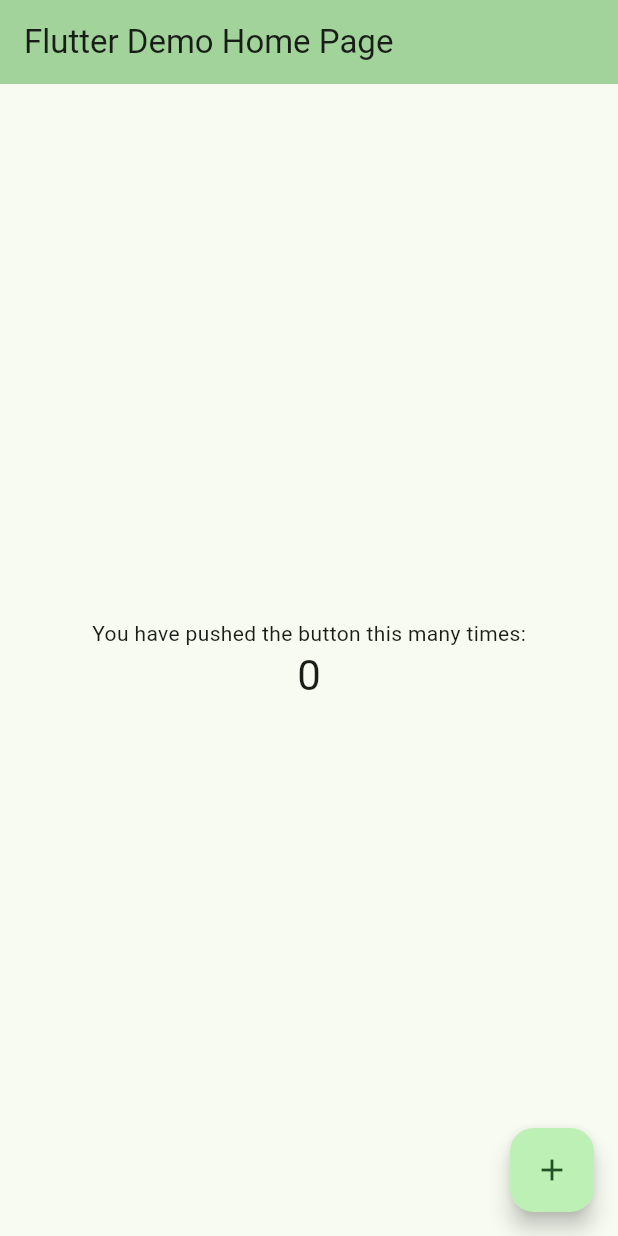
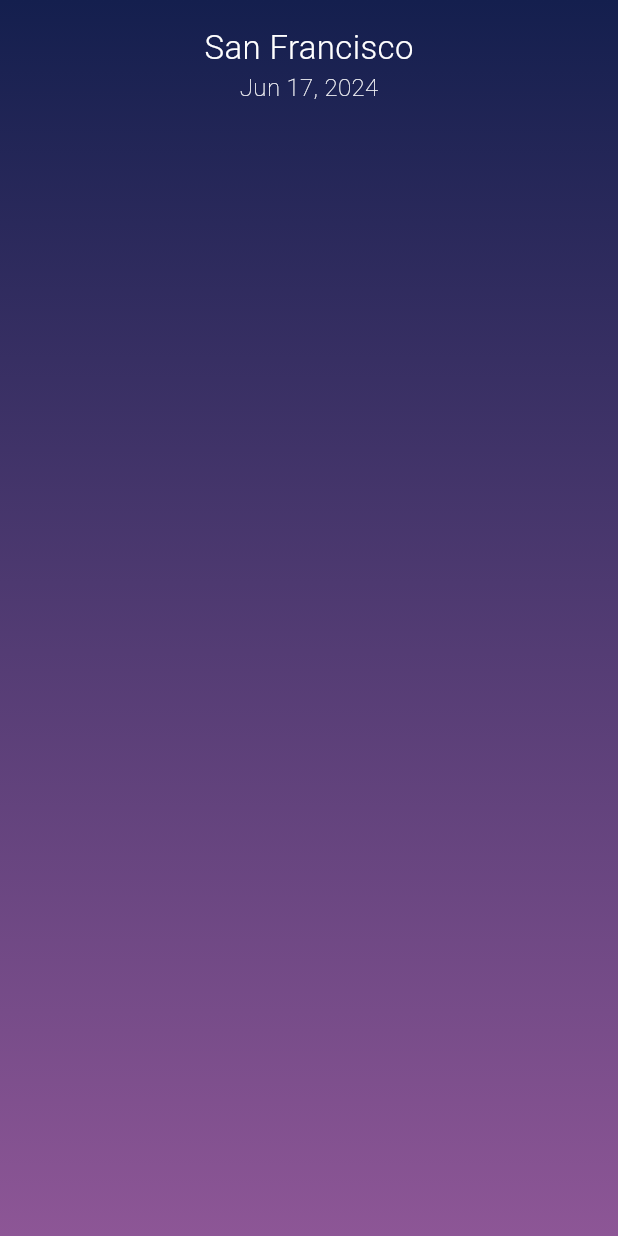
Before and after one commit to wzbozon/FlutterWeatherForecast, a Flutter app: the screen it shows after launch, on a phone screen of 412 x 824 dp. Run offline on Flutter 3.47's test engine with Material 3 defaults, Android fonts, the phone set to English and light mode, and no system bars.

Commit message:
feat: add title widget with city name and date

```diff
--- a/lib/main.dart
+++ b/lib/main.dart
@@ -1,4 +1,5 @@
 import 'package:flutter/material.dart';
+import 'package:flutter_weather_forecast/title_widget.dart';
 
 void main() {
   runApp(const MyApp());
@@ -13,7 +14,7 @@ class MyApp extends StatelessWidget {
     return MaterialApp(
       title: 'Flutter Demo',
       theme: ThemeData(
-        colorScheme: ColorScheme.fromSeed(seedColor: Colors.green),
+        colorScheme: ColorScheme.fromSeed(seedColor: const Color(0x161E4B)),
         useMaterial3: true,
       ),
       home: const MyHomePage(title: 'Flutter Demo Home Page'),
@@ -31,40 +32,27 @@ class MyHomePage extends StatefulWidget {
 }
 
 class _MyHomePageState extends State<MyHomePage> {
-  int _counter = 0;
-
-  void _incrementCounter() {
-    setState(() {
-      _counter++;
-    });
-  }
-
   @override
   Widget build(BuildContext context) {
     return Scaffold(
-      appBar: AppBar(
-        backgroundColor: Theme.of(context).colorScheme.inversePrimary,
-        title: Text(widget.title),
-      ),
-      body: Center(
-        child: Column(
-          mainAxisAlignment: MainAxisAlignment.center,
-          children: <Widget>[
-            const Text(
-              'You have pushed the button this many times:',
-            ),
-            Text(
-              '$_counter',
-              style: Theme.of(context).textTheme.headlineMedium,
-            ),
-          ],
+      body: Container(
+        decoration: const BoxDecoration(
+          gradient: LinearGradient(
+            begin: Alignment.topCenter,
+            end: Alignment.bottomCenter,
+            colors: [Color(0xFF141F4E), Color(0xFF8D5696)],
+          ),
+        ),
+        child: const SafeArea(
+          child: Column(
+            crossAxisAlignment: CrossAxisAlignment.stretch,
+            mainAxisAlignment: MainAxisAlignment.start,
+            children: <Widget>[
+              TitleWidget(city: 'San Francisco'),
+            ],
+          ),
         ),
       ),
-      floatingActionButton: FloatingActionButton(
-        onPressed: _incrementCounter,
-        tooltip: 'Increment',
-        child: const Icon(Icons.add),
-      ), // This trailing comma makes auto-formatting nicer for build methods.
     );
   }
 }
--- /dev/null
+++ b/lib/title_widget.dart
@@ -0,0 +1,37 @@
+import 'package:flutter/material.dart';
+import 'package:intl/intl.dart';
+
+class TitleWidget extends StatelessWidget {
+  final String city;
+
+  const TitleWidget({super.key, required this.city});
+
+  @override
+  Widget build(BuildContext context) {
+    return Container(
+      color: Colors.transparent,
+      padding: const EdgeInsets.all(16.0),
+      child: Column(
+        crossAxisAlignment: CrossAxisAlignment.center,
+        children: <Widget>[
+          Text(
+            city,
+            style: const TextStyle(
+              fontSize: 22.0,
+              fontWeight: FontWeight.w300,
+              color: Colors.white
+            ),
+          ),
+          Text(
+            DateFormat.yMMMd().format(DateTime.now()),
+            style: const TextStyle(
+              fontSize: 16.0,
+              fontWeight: FontWeight.w200,
+              color: Colors.white
+            ),
+          ),
+        ],
+      ),
+    );
+  }
+}
--- a/pubspec.yaml
+++ b/pubspec.yaml
@@ -30,6 +30,7 @@ environment:
 dependencies:
   flutter:
     sdk: flutter
+  intl: ^0.17.0
 
 
   # The following adds the Cupertino Icons font to your application.
```
